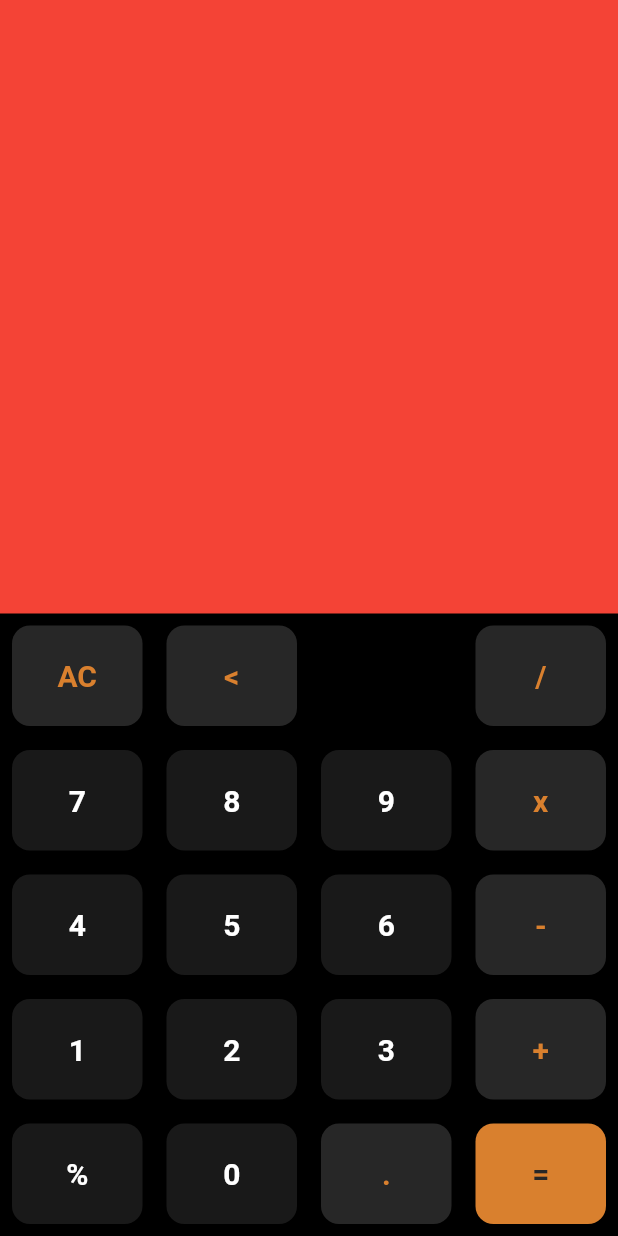
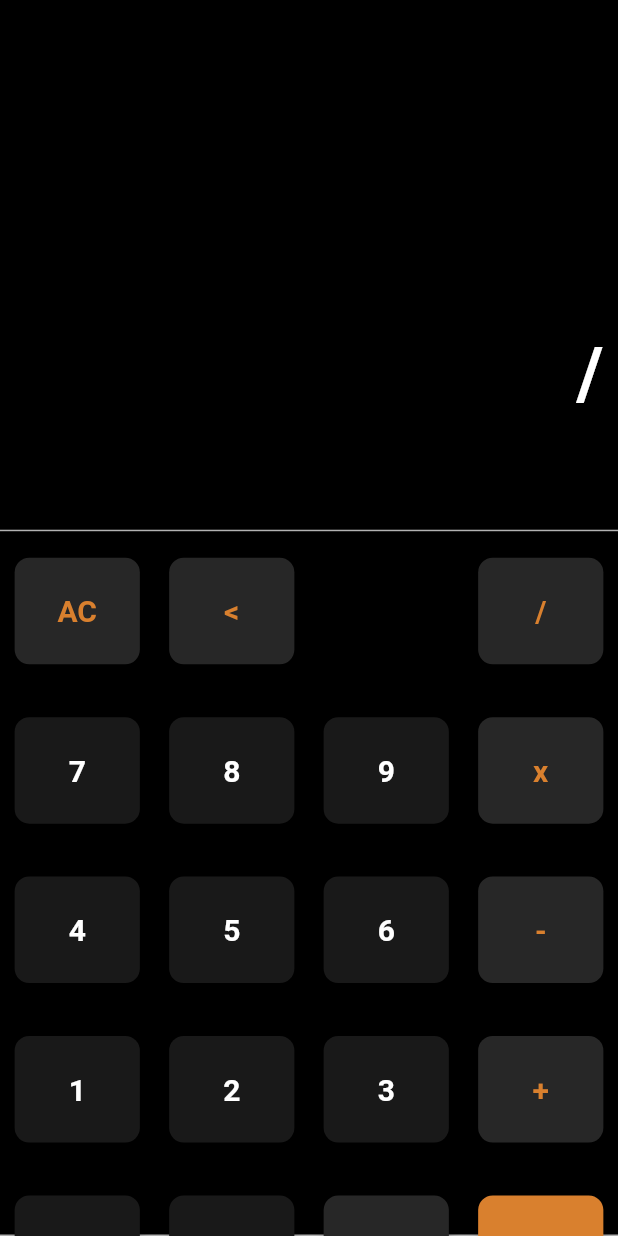
Before and after one commit to abdullahabdulrehman1/Calculator_Flutter_App, a Flutter app: the screen it shows after launch, after a tap on an icon or button, on a phone screen of 412 x 824 dp. Run offline on Flutter 3.47's test engine with Material 2 defaults, Android fonts, the phone set to English and light mode, and no system bars; our stand-ins replace get, math_expressions.

Commit message:
Almost_Completed

```diff
--- a/lib/main.dart
+++ b/lib/main.dart
@@ -3,6 +3,7 @@ import 'package:calculator/widgets/circular_avatar.dart';
 import 'package:calculator/widgets/color.dart';
 import 'package:flutter/material.dart';
 import 'package:get/get.dart';
+import 'package:math_expressions/math_expressions.dart';
 
 void main() {
   runApp(const MyApp());
@@ -33,20 +34,134 @@ class Homepage extends StatefulWidget {
 }
 
 class _HomepageState extends State<Homepage> {
+  double firstnum = 0.0;
+  double secondnum = 0.0;
+  var input = "";
+  var output = "";
+  var operation = "";
+
   @override
   Widget build(BuildContext context) {
+    onButtonclick(value) {
+      if (value == "AC") {
+        input = '';
+        output = '';
+      } else if (value == "<") {
+        if (input.isNotEmpty) {
+          input = input.substring(0, input.length - 1);
+        }
+      } else if (value == "=") {
+        if (input.isNotEmpty) {
+          var userinput = input;
+          userinput = userinput.replaceAll("x", "*");
+          Parser p = Parser();
+          Expression expression = p.parse(userinput);
+          ContextModel cm = ContextModel();
+          var finalvalue = expression.evaluate(EvaluationType.REAL, cm);
+          output = finalvalue.toString();
+          if (output.endsWith(".0")) {
+            output = output.substring(0, output.length - 2);
+          }
+        }
+        input = output;
+      } else {
+        input = input + value;
+      }
+
+      setState(() {});
+    }
+
+//var userinput = input;
+//userinput = userinput.
+// paerser p = Parser ();
+// expression e = p.parse(userinput);
+// context model cm= context mode();
+// final value - expression.evalutate (Evaltueteot.real, cm)
+    Widget button(
+        {backgroundcolor = buttoncolor, textcolor = Colors.white, digit}) {
+      return Expanded(
+          // flex: 0,
+          child: Container(
+        // width: double.infinity,
+        margin: EdgeInsets.symmetric(
+            horizontal: Dimension.height10, vertical: Dimension.height30 / 1.7),
+        child: ElevatedButton(
+          style: ElevatedButton.styleFrom(
+              elevation: 5,
+              padding: EdgeInsets.all(Dimension.height20 * 1.2),
+              shape: RoundedRectangleBorder(
+                  borderRadius: BorderRadius.circular(Dimension.height10)),
+              backgroundColor: backgroundcolor),
+          onPressed: () => onButtonclick(digit),
+          child: Text(
+            digit,
+            style: TextStyle(
+                fontSize: Dimension.font20,
+                color: textcolor,
+                fontWeight: FontWeight.bold),
+          ),
+        ),
+      ));
+    }
+
     return Scaffold(
         backgroundColor: Colors.black,
         body: Column(
           children: [
             Expanded(
+                flex: 3,
+                child: Container(
+                  // height: Dimension.height20,
+                  // height: 200,x
+                  width: double.maxFinite,
+                  padding: EdgeInsets.all(Dimension.height10),
+                  color: Colors.black54,
+                  child: Column(
+                    crossAxisAlignment: CrossAxisAlignment.end,
+                    mainAxisAlignment: MainAxisAlignment.end,
+                    children: [
+                      Text(
+                        input,
+                        style: TextStyle(
+                            fontSize: Dimension.font24 * 2,
+                            fontWeight: FontWeight.bold,
+                            color: Colors.white),
+                      ),
+                      SizedBox(
+                        height: Dimension.height10,
+                      ),
+                      Text(
+                        output,
+                        style: TextStyle(
+                            fontSize: Dimension.font20 * 2,
+                            fontWeight: FontWeight.bold,
+                            color: Colors.white.withOpacity(0.7)),
+                      ),
+                      SizedBox(
+                        height: Dimension.height10,
+                      ),
+                    ],
+                  ),
+                )),
+            Expanded(
+              flex: 4,
+              child: Container(
+                decoration:  BoxDecoration(
 
-                child: Container(
-                  width: double.infinity,
-              padding: EdgeInsets.all(12),
-              color: Colors.red,
-              child: Column(children: [],),
-            )),
+                    border: Border.symmetric(
+
+                        horizontal: BorderSide(color: Colors.white.withOpacity(0.7), width: 1, style: BorderStyle.solid),
+
+                        vertical: BorderSide.none,
+
+                        ),
+
+
+),
+
+                child: Column(
+                  mainAxisAlignment: MainAxisAlignment.end,
+                  children: [
                     Row(
                       children: [
                         button(
@@ -112,28 +227,10 @@ class _HomepageState extends State<Homepage> {
                       ],
                     ),
                   ],
+                ),
+              ),
+            ),
+          ],
         ));
   }
 }
-
-Widget button(
-    {backgroundcolor = buttoncolor, textcolor = Colors.white, digit}) {
-  return Expanded(
-      child: Container(
-        width: double.infinity,
-    margin: EdgeInsets.all(8),
-    child: ElevatedButton(
-      style: ElevatedButton.styleFrom(
-          padding: EdgeInsets.all(22),
-          shape:
-              RoundedRectangleBorder(borderRadius: BorderRadius.circular(12)),
-          backgroundColor: backgroundcolor),
-      onPressed: () {},
-      child: Text(
-        digit,
-        style: TextStyle(
-            fontSize: Dimension.font20, color: textcolor, fontWeight: FontWeight.bold),
-      ),
-    ),
-  ));
-}
```
Lines whose indentation alone changed are shown as unchanged.
